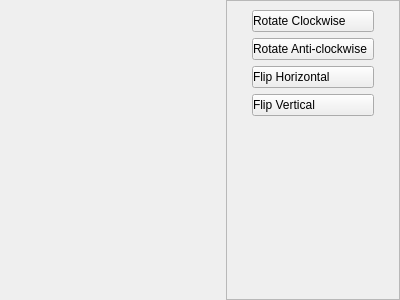
This is gui/image/rotation/image_rotation_gui.ui in LotusAndCompany/devtools as Qt 5 draws it before an edit. The edited form follows.
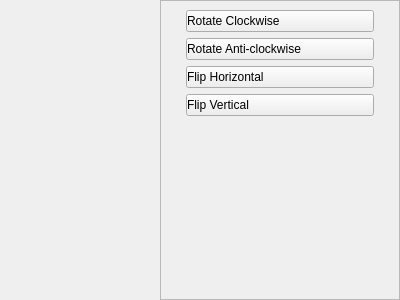
This is the edited form. Icons and pictures are not drawn. Custom widgets are drawn as their Qt base class.

The edit to the form file:
```diff
--- a/gui/image/rotation/image_rotation_gui.ui
+++ b/gui/image/rotation/image_rotation_gui.ui
@@ -43,10 +43,16 @@
     <widget class="QFrame" name="uiArea">
      <property name="sizePolicy">
       <sizepolicy hsizetype="Fixed" vsizetype="Preferred">
-       <horstretch>240</horstretch>
+       <horstretch>0</horstretch>
        <verstretch>0</verstretch>
       </sizepolicy>
      </property>
+     <property name="minimumSize">
+      <size>
+       <width>240</width>
+       <height>0</height>
+      </size>
+     </property>
      <property name="frameShape">
       <enum>QFrame::StyledPanel</enum>
      </property>
```
